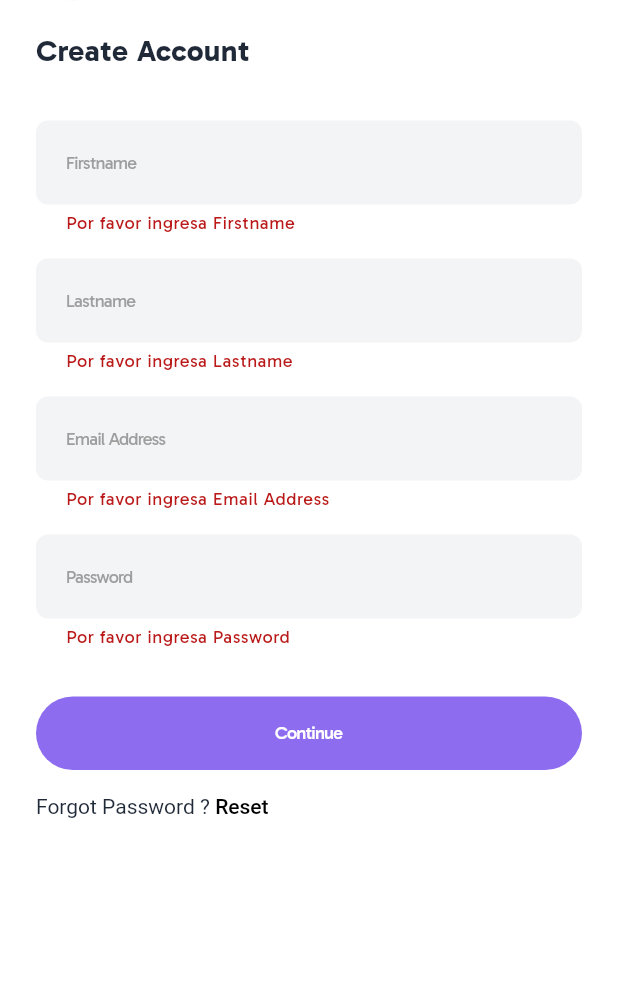
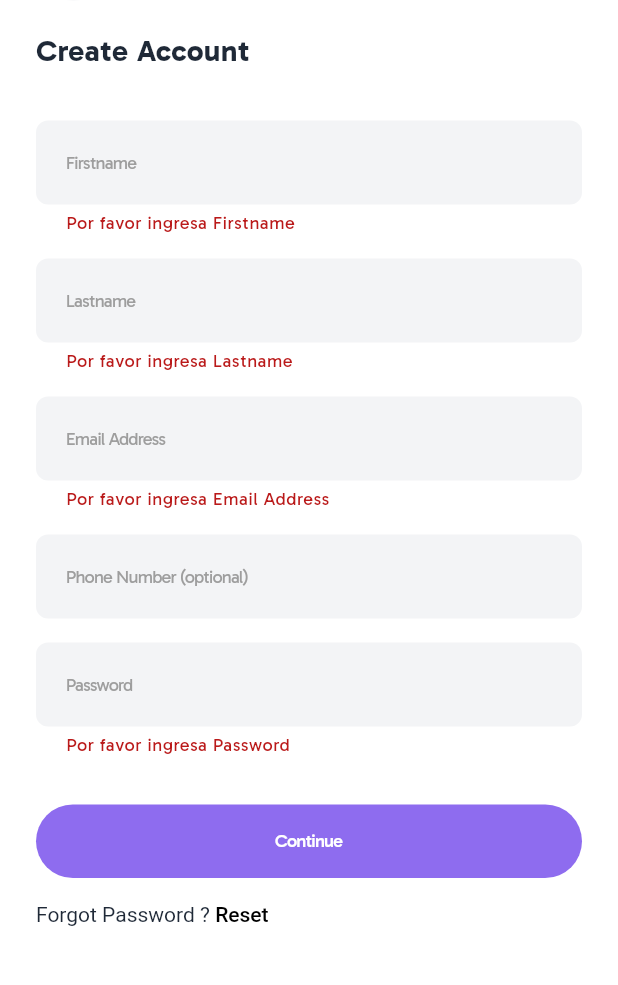
Before and after one commit to marcodavidd020/Clothing-Ecommerce, a Flutter app: the RegisterPage screen opened by its route, after a tap on "Continue", on a phone screen of 412 x 824 dp, the part 79-1064 px from its top. Run offline on Flutter 3.47's test engine with Material 3 defaults, Android fonts, the phone set to English and light mode, and no system bars; our stand-ins replace connectivity_plus, dartz, dio, equatable, flutter_bloc, flutter_svg and 4 more.

Commit message:
feat(api/auth): local endpoint migration + auth flow
- ✨ New: Local endpoints & phone validation
- ♻️ Refactor: Network service DI setup
- 🏗️ Models: Extended user attributes

```diff
--- a/lib/core/constants/app_strings.dart
+++ b/lib/core/constants/app_strings.dart
@@ -46,6 +46,7 @@ class AppStrings {
   static const String passwordHint = 'Password';
   static const String firstnameHint = 'Firstname';
   static const String lastnameHint = 'Lastname';
+  static const String phoneHint = 'Phone Number (optional)';
   // static const String searchHint = 'Search...'; // Ejemplo si se necesita para SearchBarWidget
 
   // --- Mensajes de Validación de Formularios --- ///
@@ -55,6 +56,7 @@ class AppStrings {
   static const String invalidPasswordError = 'La contraseña debe tener al menos 6 caracteres';
   static const String enterFirstnameError = 'Por favor ingresa Firstname';
   static const String enterLastnameError = 'Por favor ingresa Lastname';
+  static const String invalidPhoneError = 'Por favor ingresa un número de teléfono válido';
 
   // --- Categorías (ejemplos, podrían venir de un backend) --- ///
   static const String categoriesTitle = 'Categories';
--- a/lib/core/di/injection_container.dart
+++ b/lib/core/di/injection_container.dart
@@ -16,6 +16,9 @@ class InjectionContainer {
 
   /// Inicializa el contenedor de inyección de dependencias
   static Widget init({required Widget child}) {
+    // Registrar dependencias básicas (network, storage, etc.)
+    RepositoryModule.register(sl);
+
     // Registrar todos los módulos en GetIt
     HomeDIContainer.register(sl);
     AuthDIContainer.register(sl); // Registrar AuthDIContainer
--- a/lib/features/auth/di_container.dart
+++ b/lib/features/auth/di_container.dart
@@ -1,5 +1,7 @@
 import 'package:flutter_bloc/flutter_bloc.dart';
 import 'package:get_it/get_it.dart';
+import 'package:flutter_application_ecommerce/core/network/dio_client.dart';
+import 'package:flutter_application_ecommerce/core/network/network_info.dart';
 import 'package:flutter_application_ecommerce/features/auth/presentation/bloc/bloc.dart';
 import 'package:flutter_application_ecommerce/features/auth/data/data.dart'; // Importar capa de datos
 import 'package:flutter_application_ecommerce/features/auth/domain/domain.dart'; // Importar capa de dominio
@@ -14,14 +16,14 @@ class AuthDIContainer {
     // DataSources
     if (!sl.isRegistered<AuthDataSource>()) {
       sl.registerLazySingleton<AuthDataSource>(
-        () => AuthLocalDataSource(), // Usar la implementación simulada
+        () => AuthRemoteDataSource(dioClient: sl<DioClient>()), // Usar la implementación remota
       );
     }
 
     // Repositories
     if (!sl.isRegistered<AuthRepository>()) {
       sl.registerLazySingleton<AuthRepository>(
-        () => AuthRepositoryImpl(localDataSource: sl()), // Inyectar DataSource
+        () => AuthRepositoryImpl(localDataSource: sl<AuthDataSource>()), // Inyectar AuthDataSource correctamente
       );
     }
 
--- a/lib/features/auth/domain/repositories/repositories.dart
+++ b/lib/features/auth/domain/repositories/repositories.dart
@@ -20,6 +20,7 @@ abstract class AuthRepository {
     required String lastName,
     required String email,
     required String password,
+    String? phone,
   });
 
   /// Intenta cerrar la sesión actual.
--- a/lib/features/auth/domain/usecases/register_usecase.dart
+++ b/lib/features/auth/domain/usecases/register_usecase.dart
@@ -15,12 +15,14 @@ class RegisterUseCase {
     required String lastName,
     required String email,
     required String password,
+    String? phone,
   }) async {
     return await repository.register(
       firstName: firstName,
       lastName: lastName,
       email: email,
       password: password,
+      phone: phone,
     );
   }
 }
--- a/lib/features/auth/presentation/bloc/auth_bloc.dart
+++ b/lib/features/auth/presentation/bloc/auth_bloc.dart
@@ -52,6 +52,7 @@ class AuthBloc extends Bloc<AuthEvent, AuthState> {
       lastName: event.lastName,
       email: event.email,
       password: event.password,
+      phone: event.phone,
     );
 
     result.fold(
--- a/lib/features/auth/presentation/bloc/auth_event.dart
+++ b/lib/features/auth/presentation/bloc/auth_event.dart
@@ -17,12 +17,14 @@ class RegisterRequested extends AuthEvent {
   final String lastName;
   final String email;
   final String password;
+  final String? phone;
 
   RegisterRequested({
     required this.firstName,
     required this.lastName,
     required this.email,
     required this.password,
+    this.phone,
   });
 }
 
--- a/lib/features/auth/presentation/helpers/auth_bloc_handler.dart
+++ b/lib/features/auth/presentation/helpers/auth_bloc_handler.dart
@@ -37,6 +37,7 @@ class AuthBlocHandler {
     required String lastName,
     required String email,
     required String password,
+    String? phone,
   }) {
     final authBloc = context.read<AuthBloc>();
     authBloc.add(
@@ -45,6 +46,7 @@ class AuthBlocHandler {
         lastName: lastName,
         email: email,
         password: password,
+        phone: phone,
       ),
     );
   }
--- a/lib/features/auth/presentation/helpers/form_validators.dart
+++ b/lib/features/auth/presentation/helpers/form_validators.dart
@@ -53,4 +53,23 @@ class AuthFormValidators {
         ? AppStrings.enterLastnameError
         : null;
   }
+
+  /// Valida un campo de teléfono (opcional)
+  ///
+  /// Si está presente, verifica que tenga un formato válido
+  /// Retorna mensaje de error si es inválido, null si es válido o está vacío
+  static String? validatePhone(String? value) {
+    // Si el teléfono está vacío, es válido porque es opcional
+    if (value == null || value.isEmpty) {
+      return null;
+    }
+
+    // Expresión regular para validar números de teléfono (permite formato internacional)
+    final regex = RegExp(r'^\+?[0-9]{9,15}$');
+    if (!regex.hasMatch(value)) {
+      return AppStrings.invalidPhoneError;
+    }
+
+    return null;
+  }
 }
--- a/lib/features/auth/presentation/pages/register_page.dart
+++ b/lib/features/auth/presentation/pages/register_page.dart
@@ -9,7 +9,7 @@ import '../helpers/helpers.dart';
 
 /// Página para el registro de nuevos usuarios.
 ///
-/// Contiene un formulario para ingresar nombre, apellido, email y contraseña.
+/// Contiene un formulario para ingresar nombre, apellido, email, teléfono y contraseña.
 class RegisterPage extends StatefulWidget {
   /// Crea una instancia de [RegisterPage].
   const RegisterPage({super.key});
@@ -27,6 +27,7 @@ class _RegisterPageState extends State<RegisterPage> {
   final TextEditingController _lastNameController = TextEditingController();
   final TextEditingController _emailController = TextEditingController();
   final TextEditingController _passwordController = TextEditingController();
+  final TextEditingController _phoneController = TextEditingController();
 
   @override
   void dispose() {
@@ -36,6 +37,7 @@ class _RegisterPageState extends State<RegisterPage> {
     _lastNameController.dispose();
     _emailController.dispose();
     _passwordController.dispose();
+    _phoneController.dispose();
     super.dispose();
   }
 
@@ -49,6 +51,7 @@ class _RegisterPageState extends State<RegisterPage> {
         lastName: _lastNameController.text,
         email: _emailController.text,
         password: _passwordController.text,
+        phone: _phoneController.text.isNotEmpty ? _phoneController.text : null,
       );
     }
   }
@@ -78,6 +81,8 @@ class _RegisterPageState extends State<RegisterPage> {
           _buildNameFields(),
           AuthUIHelpers.smallVerticalSpace,
           _buildEmailField(),
+          AuthUIHelpers.smallVerticalSpace,
+          _buildPhoneField(),
           AuthUIHelpers.smallVerticalSpace,
           _buildPasswordField(),
           AuthUIHelpers.mediumVerticalSpace,
@@ -111,6 +116,16 @@ class _RegisterPageState extends State<RegisterPage> {
     return AuthUIHelpers.buildEmailField(
       controller: _emailController,
       validator: AuthFormValidators.validateEmail,
+    );
+  }
+
+  /// Construye el campo de teléfono.
+  Widget _buildPhoneField() {
+    return CustomTextField(
+      controller: _phoneController,
+      hintText: AppStrings.phoneHint,
+      validator: AuthFormValidators.validatePhone,
+      keyboardType: TextInputType.phone,
     );
   }
 
```
Also changed, not shown: lib/core/constants/api_constants.dart (+6 -1 lines), lib/core/di/modules/repository_module.dart (+43 -1 lines), lib/features/auth/data/datasources/auth_datasource.dart (+125 -4 lines), lib/features/auth/data/models/user_model.dart (+47 -4 lines), lib/features/auth/data/repositories/auth_repository_impl.dart (+34 -9 lines), lib/features/auth/domain/entities/user_entity.dart (+18 -2 lines).
